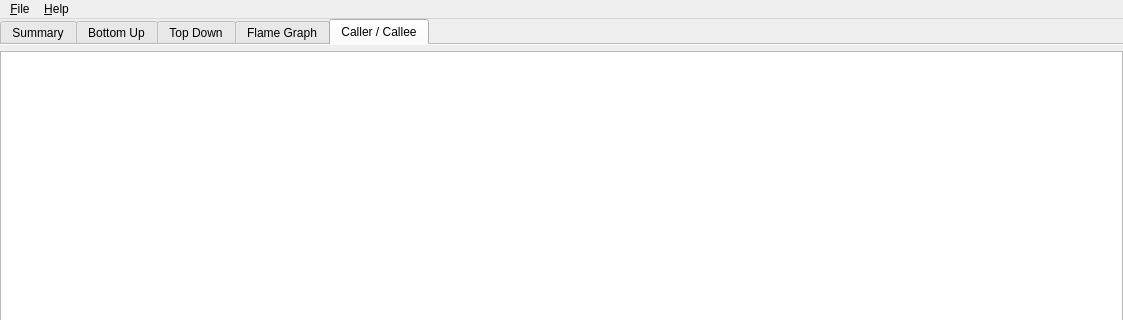
Before: the Qt Designer form src/mainwindow.ui in KDAB/hotspot, drawn with Qt 5; both pictures show x 0 to 1123 and y 0 to 320 of the 1123 by 769 pixel window.
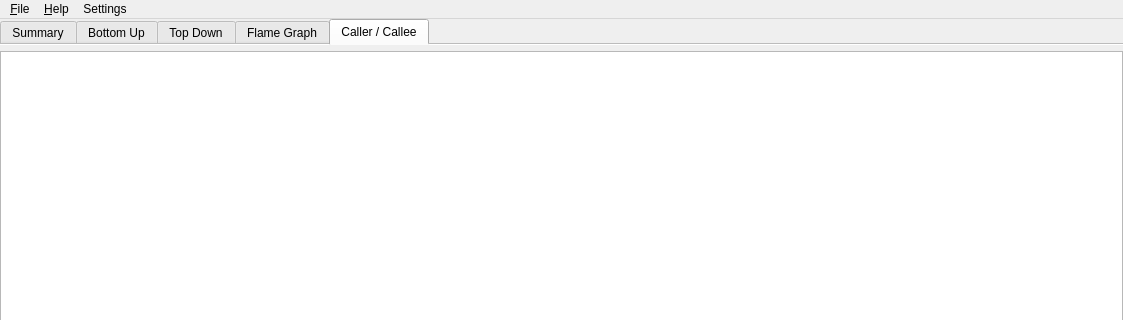
After: the same form once the commit is applied. The open tabs and pages were chosen to show the change. Icons and pictures are not drawn. Custom widgets are drawn as their Qt base class.

Commit message:
Add an Open in Editor feature to allow the user to setup a default editor and open a source file from the Location section of the Caller/Callee tab in that editor.
This commit introduces the Open in Editor from GammaRay and adapts it
for usage in hotspot.

Fixes #10

Patch:
```diff
--- a/src/mainwindow.ui
+++ b/src/mainwindow.ui
@@ -617,8 +617,14 @@
      <string>&amp;File</string>
     </property>
    </widget>
+   <widget class="QMenu" name="settingsMenu">
+    <property name="title">
+     <string>Settings</string>
+    </property>
+   </widget>
    <addaction name="fileMenu"/>
    <addaction name="helpMenu"/>
+   <addaction name="settingsMenu"/>
   </widget>
   <action name="actionAbout_Hotspot">
    <property name="text">
```
Left out of the diff: 2 changed lines with no effect on the pictures. The commit also changes 2 other files.
